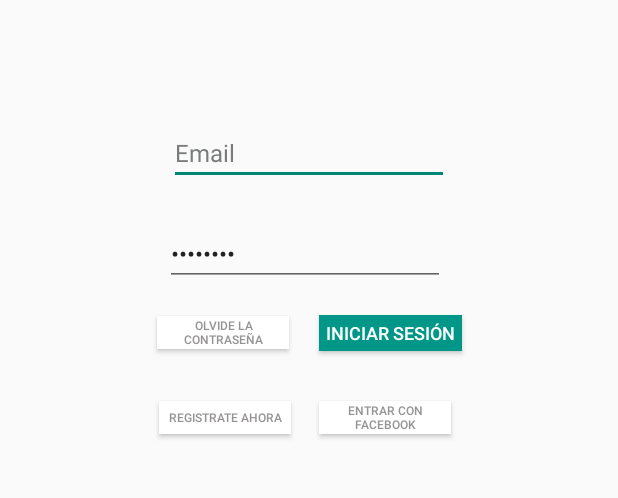
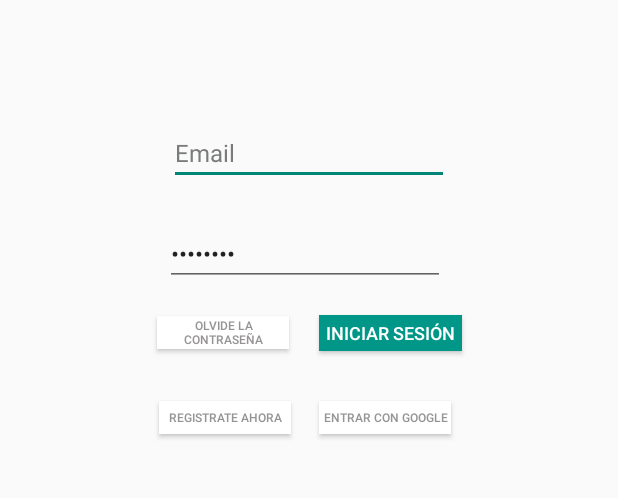
Before and after one commit to TheSpaceLike/Proyecto-IMBU, an Android app: the screen it shows after launch (MainActivity), on a phone screen of 412 x 824 dp, the part 499-997 px from its top. Run offline under Robolectric (Android 15) with nearby library versions, the phone set to English and light mode, and no system bars.

Commit message:
Se cambió el boton del login básico

```diff
--- a/app/src/main/java/acatictla/alan/proyecto_imbu/MainActivity.kt
+++ b/app/src/main/java/acatictla/alan/proyecto_imbu/MainActivity.kt
@@ -28,7 +28,7 @@ class MainActivity : AppCompatActivity() {
                 .requestEmail()
                 .build()
         mGoogleSignInClient = GoogleSignIn.getClient(this, gso);
-        iniciarSesion.setOnClickListener{
+        login_google.setOnClickListener{
             val signInIntent = mGoogleSignInClient.signInIntent
             startActivityForResult(signInIntent, RC_SIGN_IN)
         }
--- a/app/src/main/res/layout/activity_login_iniciar.xml
+++ b/app/src/main/res/layout/activity_login_iniciar.xml
@@ -104,14 +104,15 @@
         app:layout_constraintVertical_bias="0.653"
         tools:ignore="MissingConstraints" />
 
+
     <Button
-        android:id="@+id/facebook"
+        android:id="@+id/login_google"
         android:layout_width="88dp"
         android:layout_height="22dp"
         android:layout_marginEnd="110dp"
         android:layout_marginRight="110dp"
         android:background="#FFFFFF"
-        android:text="Entrar con Facebook"
+        android:text="Entrar con Google"
         android:textColor="#959393"
         android:textSize="8dp"
         app:layout_constraintBottom_toBottomOf="parent"
```
